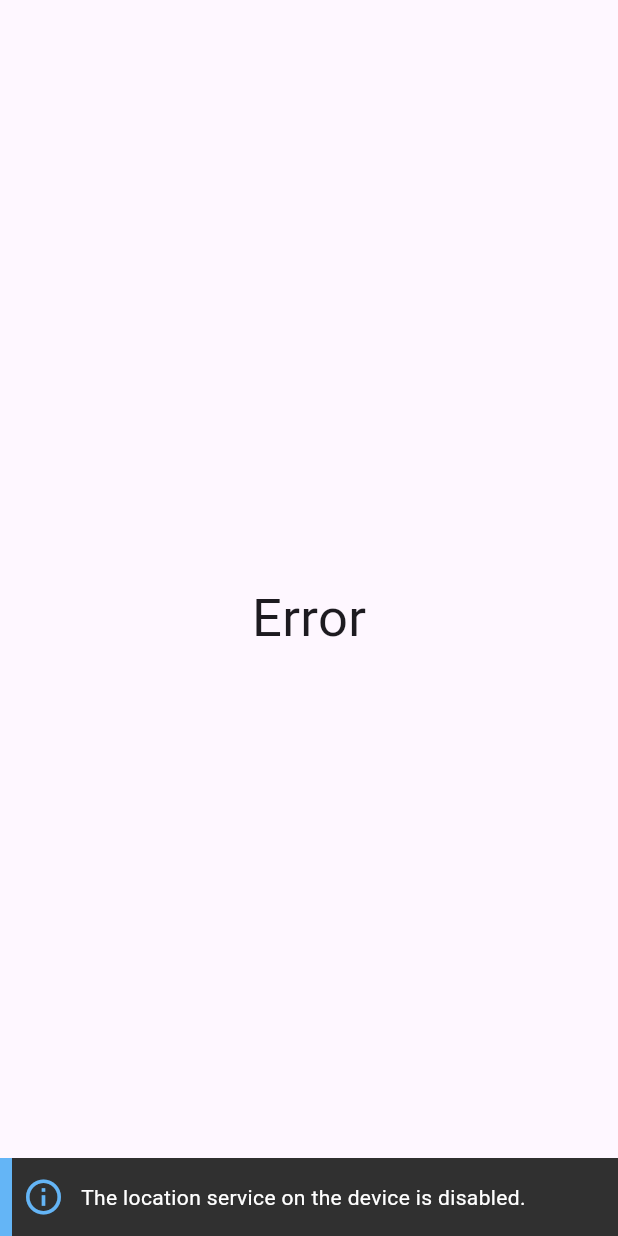
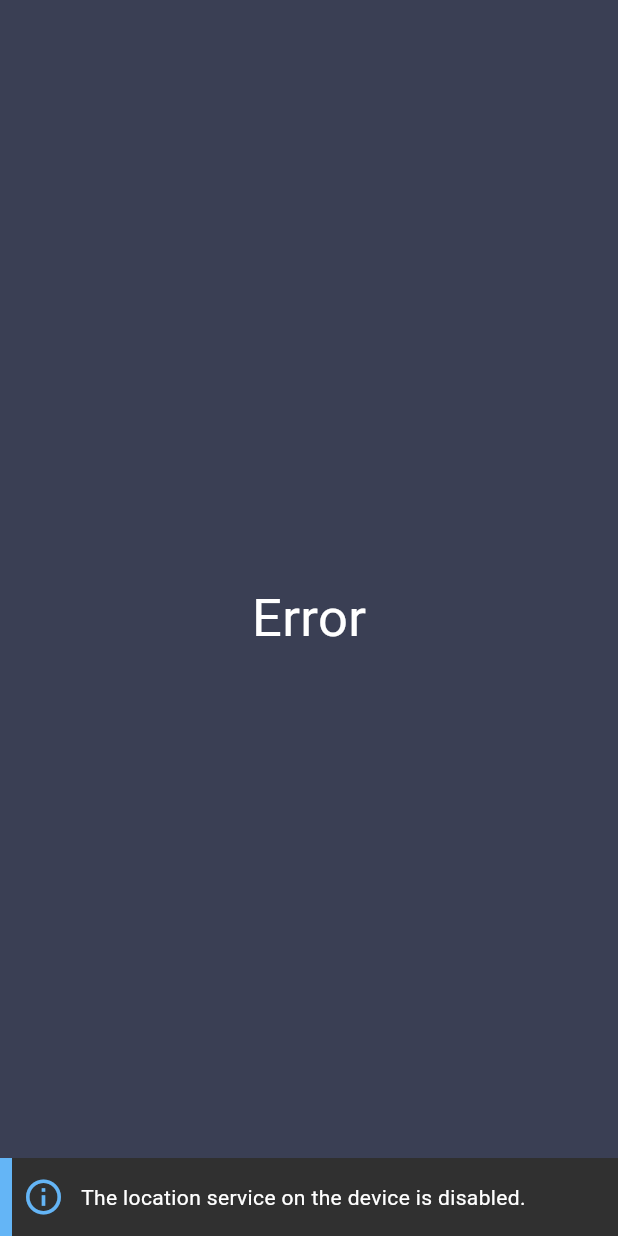
Before and after one commit to renadmansour/Weather-App, a Flutter app: the first screen one second after launch, on a phone screen of 412 x 824 dp. Run offline on Flutter 3.47's test engine with Material 3 defaults, Android fonts, the phone set to English and light mode, and no system bars; drawn by our look-alikes of another_flushbar; our stand-ins replace dio, flutter_spinkit, geolocator.

Commit message:
add screenShot - edit background color

```diff
--- a/lib/views/error_screen.dart
+++ b/lib/views/error_screen.dart
@@ -6,10 +6,11 @@ class ErrorScreen extends StatelessWidget {
   @override
   Widget build(BuildContext context) {
     return Scaffold(
+      backgroundColor: Color(0xff3A3F54),
       body: Center(
         child: Text(
           "Error",
-          style: TextStyle(fontSize: 35),
+          style: TextStyle(fontSize: 35, color: Colors.white),
         ),
       ),
     );
--- a/lib/views/loading_screen.dart
+++ b/lib/views/loading_screen.dart
@@ -7,10 +7,11 @@ class LoadingScreen extends StatelessWidget {
   @override
   Widget build(BuildContext context) {
     return Scaffold(
+      backgroundColor: Color(0xff3A3F54),
       body: Center(
         child: SpinKitCubeGrid(
           size: 50,
-          color: Colors.black,
+          color: Colors.white,
         ),
       ),
     );
--- a/lib/views/weather_screen.dart
+++ b/lib/views/weather_screen.dart
@@ -26,7 +26,7 @@ class _WeatherScreenState extends State<WeatherScreen> {
     try {
       Position position = await determinePosition();
       final response = await Dio().get(
-          "https://api.openweathermap.org/data/2.5/weather?lat=${position.latitude}&lon=${position.longitude}&appid={replace-with-you-api-key}");
+          "https://api.openweathermap.org/data/2.5/weather?lat=${position.latitude}&lon=${position.longitude}&appid={replace-with-your-api-key}");
       setState(() {
         apiState = ApiState.success;
         weatherData = WeatherData.fromMap(response.data);
```
Also changed, not shown: screen_shots/Screenshot_20250423_225853.png (added).
